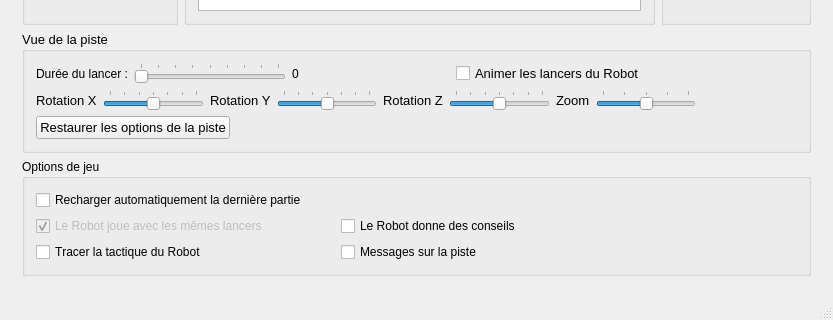
This is nemnemwindow.ui in OSSGames/GAME-QT-DICE-Nem-nem as Qt 5 draws it before an edit; both pictures show x 0 to 833 and y 416 to 736 of the 833 by 736 pixel window. The edited form follows.
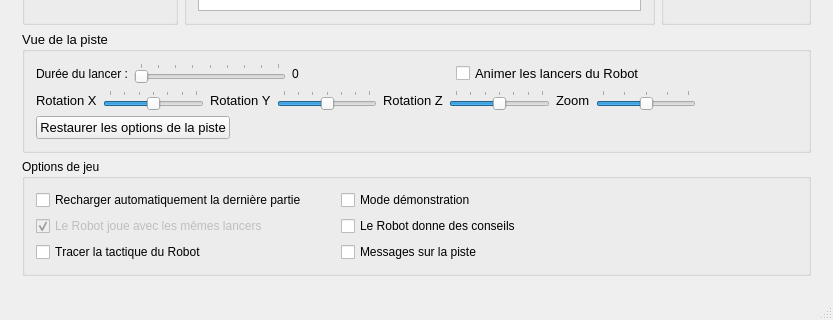
This is the edited form. The open tabs and pages were chosen to show the change. Icons and pictures are not drawn.

Diff of the .ui file:
```diff
--- a/nemnemwindow.ui
+++ b/nemnemwindow.ui
@@ -1169,7 +1169,14 @@
              </property>
             </widget>
            </item>
-           <item row="0" column="4" colspan="2">
+           <item row="0" column="4">
+            <widget class="QCheckBox" name="optionDemoMode">
+             <property name="text">
+              <string>Mode démonstration</string>
+             </property>
+            </widget>
+           </item>
+           <item row="0" column="5">
             <spacer name="horizontalSpacer_10">
              <property name="orientation">
               <enum>Qt::Horizontal</enum>
```
Left out of the diff: 18 changed lines with no effect on the pictures.
